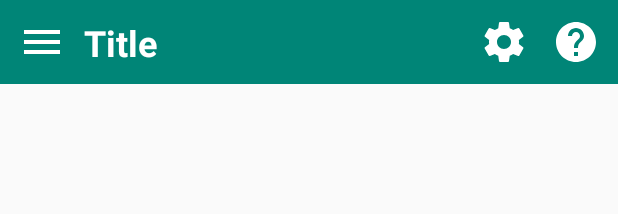
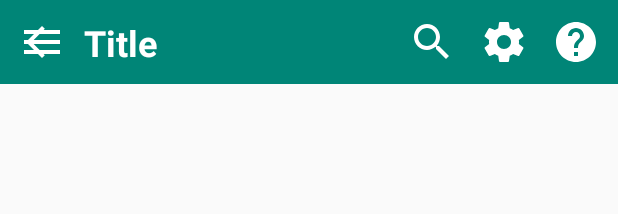
Before and after one commit to dkempen/Avans-Mobile-Guiding-System-YourWay, an Android app: the layout toolbar.xml on its own in the app's theme, with its tools: preview values and no code run, on a phone screen of 412 x 824 dp. Shown: the top 214 px of the screen. Run offline under Robolectric (Android 15) with nearby library versions, the phone set to English and light mode, and no system bars; network calls fail.

Commit message:
[Added] SplashScreen

```diff
--- a/YourWay/src/main/java/com/id/yourway/activities/MainActivity.java
+++ b/YourWay/src/main/java/com/id/yourway/activities/MainActivity.java
@@ -55,6 +55,7 @@ public class MainActivity extends AppCompatActivity {
 
     @Override
     protected void onCreate(Bundle savedInstanceState) {
+//        setTheme(R.style.AppTheme);
         super.onCreate(savedInstanceState);
         setContentView(R.layout.activity_main);
         setupToolbar();
@@ -131,9 +132,12 @@ public class MainActivity extends AppCompatActivity {
     private void setupToolbar() {
         Toolbar mToolbar = findViewById(R.id.tool_bar);
         mToolbar.bringToFront();
+        ImageButton searchButton = findViewById(R.id.toolBarSearchButton);
+        searchButton.setVisibility(View.INVISIBLE);
+
         setSupportActionBar(mToolbar);
         // Hide the title
-        getSupportActionBar().setTitle(null);
+        getSupportActionBar().setTitle("Map");
 
         ImageButton settingsButton = findViewById(R.id.toolBarSettingsButton);
         settingsButton.setOnClickListener(v ->
--- a/YourWay/src/main/java/com/id/yourway/providers/BlindWallsProvider.java
+++ b/YourWay/src/main/java/com/id/yourway/providers/BlindWallsProvider.java
@@ -47,11 +47,11 @@ public class BlindWallsProvider implements SightProvider {
                                 String author = wall.getString("author");
                                 String titleNL = wall.getJSONObject("title").getString("nl");
                                 String titleEN = wall.getJSONObject("title").getString("en");
-                                String descriptionNL = wall.getJSONObject("description").getString("en");
+                                String descriptionNL = wall.getJSONObject("description").getString("nl");
                                 String descriptionEN = wall.getJSONObject("description").getString("en");
-                                String materialNL = wall.getJSONObject("material").getString("en");
+                                String materialNL = wall.getJSONObject("material").getString("nl");
                                 String materialEN = wall.getJSONObject("material").getString("en");
-                                String catogoryNL = wall.getJSONObject("category").getString("en");
+                                String catogoryNL = wall.getJSONObject("category").getString("nl");
                                 String catogoryEN = wall.getJSONObject("category").getString("en");
 
                                 JSONArray imagesArray = wall.getJSONArray("images");
--- /dev/null
+++ b/YourWay/src/main/res/drawable/ic_arrow_back_icon.xml
@@ -0,0 +1,5 @@
+<vector android:height="24dp" android:tint="#FFFFFF"
+    android:viewportHeight="24.0" android:viewportWidth="24.0"
+    android:width="24dp" xmlns:android="http://schemas.android.com/apk/res/android">
+    <path android:fillColor="#FF000000" android:pathData="M20,11H7.83l5.59,-5.59L12,4l-8,8 8,8 1.41,-1.41L7.83,13H20v-2z"/>
+</vector>
--- /dev/null
+++ b/YourWay/src/main/res/drawable/ic_search_icon.xml
@@ -0,0 +1,5 @@
+<vector android:height="24dp" android:tint="#FFFFFF"
+    android:viewportHeight="24.0" android:viewportWidth="24.0"
+    android:width="24dp" xmlns:android="http://schemas.android.com/apk/res/android">
+    <path android:fillColor="#FF000000" android:pathData="M15.5,14h-0.79l-0.28,-0.27C15.41,12.59 16,11.11 16,9.5 16,5.91 13.09,3 9.5,3S3,5.91 3,9.5 5.91,16 9.5,16c1.61,0 3.09,-0.59 4.23,-1.57l0.27,0.28v0.79l5,4.99L20.49,19l-4.99,-5zM9.5,14C7.01,14 5,11.99 5,9.5S7.01,5 9.5,5 14,7.01 14,9.5 11.99,14 9.5,14z"/>
+</vector>
--- /dev/null
+++ b/YourWay/src/main/res/drawable/splash_screen.xml
@@ -0,0 +1,10 @@
+<?xml version="1.0" encoding="utf-8"?>
+<layer-list xmlns:android="http://schemas.android.com/apk/res/android"
+    android:opacity="opaque">
+    <item android:drawable="@color/colorPrimary" />
+    <item>
+        <bitmap
+            android:gravity="center"
+            android:src="@drawable/settings_icon" />
+    </item>
+</layer-list>
--- a/YourWay/src/main/res/layout/activity_list.xml
+++ b/YourWay/src/main/res/layout/activity_list.xml
@@ -5,6 +5,10 @@
     android:layout_width="match_parent"
     android:layout_height="match_parent"
     tools:context=".activities.ListActivity">
+
+    <include
+        android:id="@+id/tool_bar"
+        layout="@layout/toolbar" />
 
     <android.support.v7.widget.RecyclerView
         android:id="@+id/list_recyclerview_id"
@@ -14,6 +18,6 @@
         app:layout_constraintEnd_toEndOf="parent"
         app:layout_constraintHorizontal_bias="0.0"
         app:layout_constraintStart_toStartOf="parent"
-        app:layout_constraintTop_toTopOf="parent" />
+        app:layout_constraintTop_toBottomOf="@+id/tool_bar" />
 
 </android.support.constraint.ConstraintLayout>
--- a/YourWay/src/main/res/layout/toolbar.xml
+++ b/YourWay/src/main/res/layout/toolbar.xml
@@ -1,5 +1,6 @@
 <?xml version="1.0" encoding="utf-8"?>
-<android.support.v7.widget.Toolbar android:id="@+id/toolbarId"
+<android.support.v7.widget.Toolbar xmlns:tools="http://schemas.android.com/tools"
+    android:id="@+id/toolbarId"
     android:layout_width="match_parent"
     android:layout_height="?actionBarSize"
     android:background="?colorPrimary"
@@ -50,6 +51,26 @@
             app:layout_constraintTop_toTopOf="parent" />
 
         <ImageButton
+            android:id="@+id/toolBarBackButton"
+            android:layout_width="0dp"
+            android:layout_height="0dp"
+            android:layout_alignParentTop="true"
+            android:layout_centerHorizontal="true"
+            android:layout_gravity="center_vertical"
+            android:layout_marginStart="8dp"
+            android:layout_marginTop="8dp"
+            android:layout_marginBottom="8dp"
+            android:background="@android:color/transparent"
+            android:padding="4dp"
+            android:scaleType="fitXY"
+            android:src="@drawable/ic_arrow_back_icon"
+            app:layout_constraintBottom_toBottomOf="parent"
+            app:layout_constraintDimensionRatio="W,1:1"
+            app:layout_constraintStart_toStartOf="parent"
+            app:layout_constraintTop_toTopOf="parent"
+            app:layout_constraintVertical_bias="1.0" />
+
+        <ImageButton
             android:id="@+id/toolBarSettingsButton"
             android:layout_width="0dp"
             android:layout_height="0dp"
@@ -88,5 +109,25 @@
             app:layout_constraintStart_toStartOf="parent"
             app:layout_constraintTop_toTopOf="parent"
             app:layout_constraintVertical_bias="1.0" />
+
+        <ImageButton
+            android:id="@+id/toolBarSearchButton"
+            android:layout_width="0dp"
+            android:layout_height="0dp"
+            android:layout_alignParentTop="true"
+            android:layout_centerHorizontal="true"
+            android:layout_gravity="center_vertical"
+            android:layout_marginTop="8dp"
+            android:layout_marginEnd="8dp"
+            android:layout_marginBottom="8dp"
+            android:background="@android:color/transparent"
+            android:padding="4dp"
+            android:scaleType="fitXY"
+            android:src="@drawable/ic_search_icon"
+            app:layout_constraintBottom_toBottomOf="parent"
+            app:layout_constraintDimensionRatio="W,1:1"
+            app:layout_constraintEnd_toStartOf="@+id/toolBarSettingsButton"
+            app:layout_constraintTop_toTopOf="parent"
+            app:layout_constraintVertical_bias="1.0" />
     </android.support.constraint.ConstraintLayout>
 </android.support.v7.widget.Toolbar>
--- a/YourWay/src/main/res/values/styles.xml
+++ b/YourWay/src/main/res/values/styles.xml
@@ -9,4 +9,8 @@
         <item name="colorPrimaryDark">@color/colorPrimaryDark</item>
         <item name="colorAccent">@color/colorAccent</item>
     </style>
+
+    <style name="SplashTheme" parent="@android:style/Theme.DeviceDefault.Light.NoActionBar">
+        <item name="android:windowBackground">@drawable/splash_screen</item>
+    </style>
 </resources>
```
Also changed, not shown: YourWay/src/main/AndroidManifest.xml (+19 -9 lines), YourWay/src/main/java/com/id/yourway/activities/SplashActivity.java (added, +15 -0 lines), YourWay/src/main/java/com/id/yourway/views/ToolbarFactory.java (added, +52 -0 lines).
